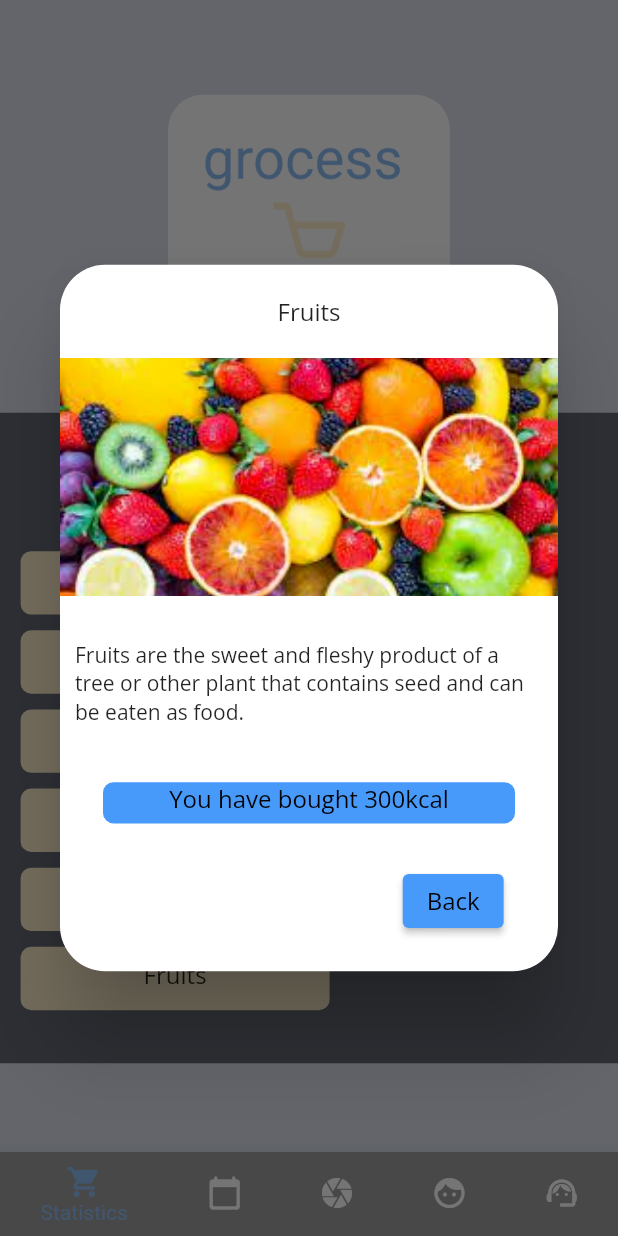
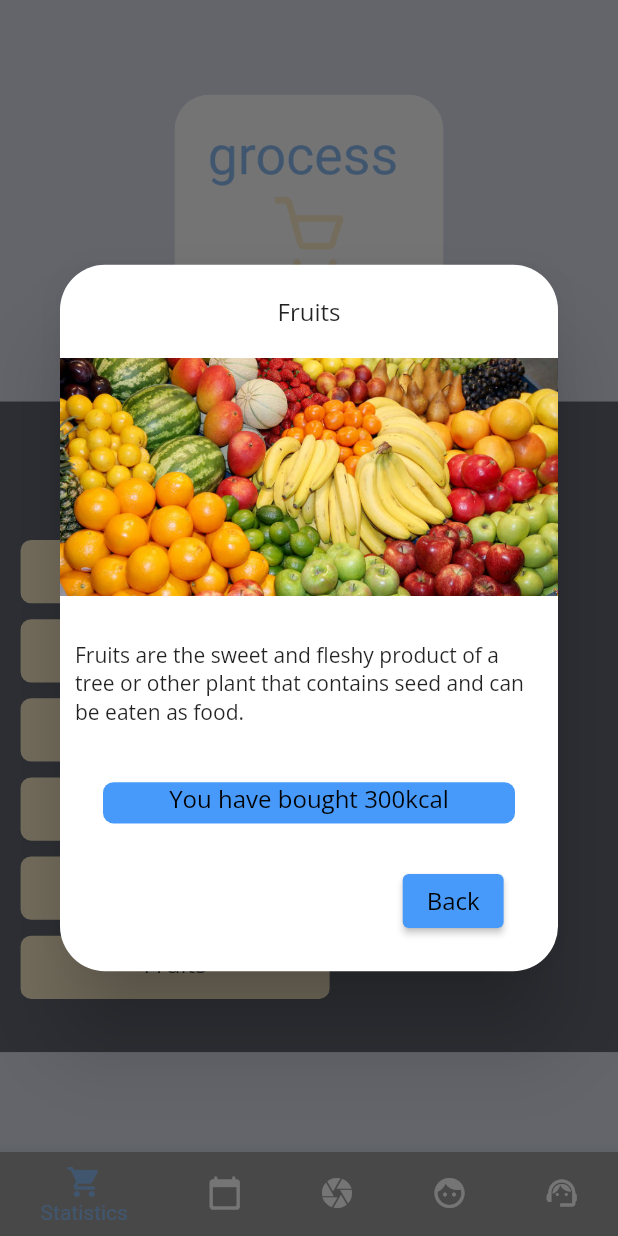
Before and after one commit to nikolastas/grocess-app, a Flutter app: the screen it shows after launch, after a tap on "Fruits", on a phone screen of 412 x 824 dp. Run offline on Flutter 3.47's test engine with Material 2 defaults, Android fonts, the phone set to English and light mode, and no system bars; our stand-ins replace camera, flutter_credit_card, table_calendar.

Commit message:
fixed some bugs with fruit image and logo on statistics

```diff
--- a/lib/Statistics.dart
+++ b/lib/Statistics.dart
@@ -26,8 +26,8 @@ class statistics extends StatelessWidget {
       Padding(
         padding: const EdgeInsets.all(8.0),
         child: Container(
-            height: height / 5.74331550802,
-            width: width / 2.19400711021,
+            height: 136.0,
+            width: 179.0,
             decoration: BoxDecoration(
               borderRadius: const BorderRadius.only(
                 topLeft: Radius.circular(23),
@@ -607,7 +607,7 @@ class statistics extends StatelessWidget {
                       ),
                       decoration: BoxDecoration(
                         color: primaryYellow,
-                        borderRadius: BorderRadius.only(
+                        borderRadius: const BorderRadius.only(
                           topLeft: Radius.circular(7),
                           topRight: Radius.circular(7),
                           bottomLeft: Radius.circular(7),
@@ -640,7 +640,7 @@ class statistics extends StatelessWidget {
                                       fontSize: 16.0, fontFamily: 'OpenSans'),
                                   textAlign: TextAlign.center),
                               Image.asset(
-                                'assets/images/fruit.png',
+                                'assets/images/fruit.jpg',
                                 width: MediaQuery.of(context).size.width,
                                 height: height / 5.20727272727,
                                 fit: BoxFit.fitWidth,
@@ -666,7 +666,7 @@ class statistics extends StatelessWidget {
                                       textAlign: TextAlign.center),
                                   decoration: BoxDecoration(
                                     color: secondaryBlue,
-                                    borderRadius: BorderRadius.only(
+                                    borderRadius: const BorderRadius.only(
                                       topLeft: Radius.circular(7),
                                       topRight: Radius.circular(7),
                                       bottomLeft: Radius.circular(7),
@@ -720,7 +720,7 @@ class statistics extends StatelessWidget {
                       ),
                       decoration: BoxDecoration(
                         color: primaryYellow,
-                        borderRadius: BorderRadius.only(
+                        borderRadius: const BorderRadius.only(
                           topLeft: Radius.circular(7),
                           topRight: Radius.circular(7),
                           bottomLeft: Radius.circular(7),
```
Also changed, not shown: assets/images/fruit.jpg (added), assets/images/fruit.png (deleted).
